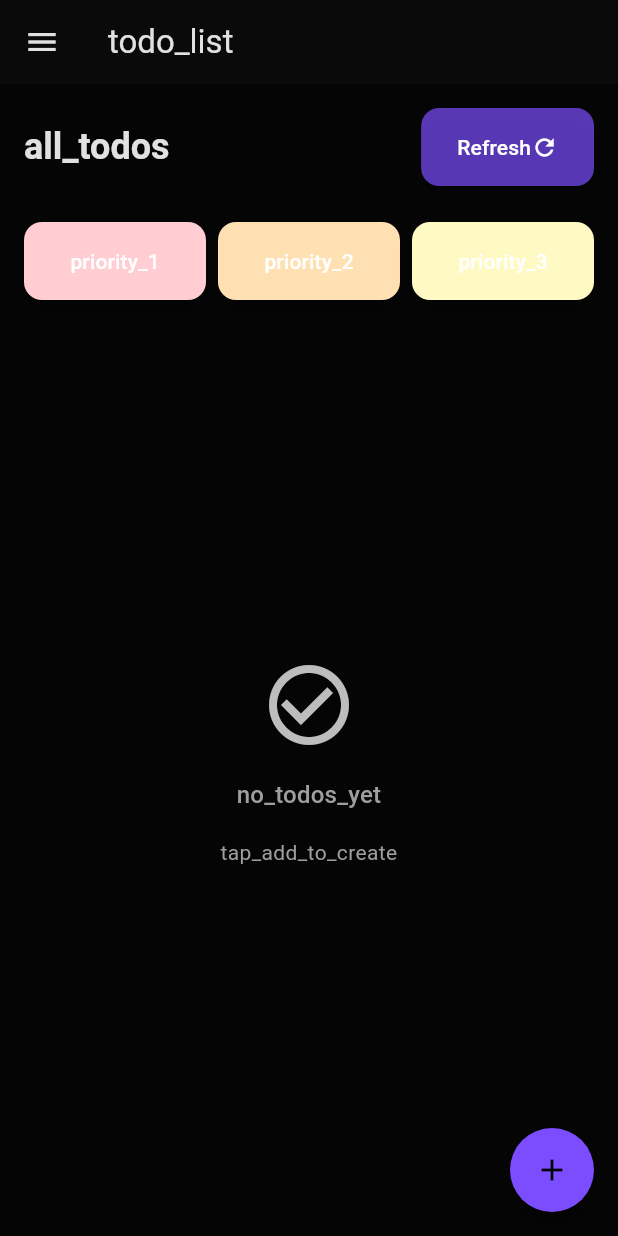
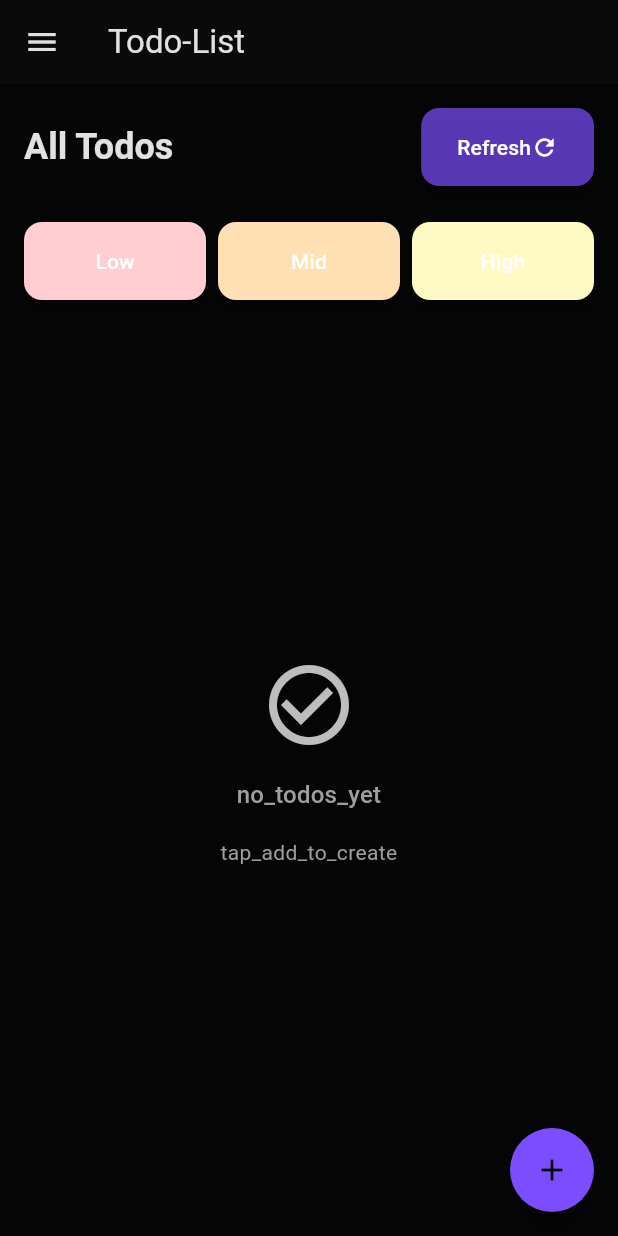
Before and after one commit to Moaz7x/zenlearn, a Flutter app: the TodoListPage screen opened by its route, on a phone screen of 412 x 824 dp. Run offline on Flutter 3.47's test engine with Material 3 defaults, Android fonts, the phone set to English and light mode, and no system bars; our stand-ins replace bloc, device_info_plus, equatable, flutter_bloc, flutter_local_notifications, flutter_timezone and 9 more; missing offline and left inert: pdf_render, screen_brightness, volume_controller; accounts and stored records are empty; generated files the repository leaves out were written again; project files that could hold a hidden picture were left out.

Commit message:
improved localizations

```diff
--- a/lib/core/localization/translations/ar.dart
+++ b/lib/core/localization/translations/ar.dart
@@ -33,13 +33,20 @@ const Map<String, String> arTranslations = {
 
   // Todo
   'todo': 'المهام',
-  'new_task': 'مهمة جديدة',
+  'add_new_todo': 'مهمة جديدة',
   'task_title': 'عنوان المهمة',
   'task_description': 'الوصف',
   'due_date': 'تاريخ الاستحقاق',
   'priority': 'الأولوية',
   'completed': 'مكتملة',
   'incomplete': 'غير مكتملة',
+  'todo_list': 'قائمة المهام',
+  'all_todos': 'جميع المهام',
+  'completed_todos': 'المهام المكتملة',
+  'due_dated_todos': 'المهام المستقبلية',
+  'priority_1': 'ضعيف',
+  'priority_2': 'متوسط',
+  'priority_3': 'ضروري',
 
   // Flashcards
   'flashcard_front': 'الوجه الأمامي',
--- a/lib/core/localization/translations/en.dart
+++ b/lib/core/localization/translations/en.dart
@@ -33,13 +33,20 @@ const Map<String, String> enTranslations = {
 
   // Todo
   'todo': 'To-Do',
-  'new_task': 'New Task',
+  'add_new_todo': 'New Todo',
   'task_title': 'Task Title',
   'task_description': 'Description',
   'due_date': 'Due Date',
   'priority': 'Priority',
   'completed': 'Completed',
   'incomplete': 'Incomplete',
+  'todo_list': 'Todo-List',
+  'all_todos': 'All Todos',
+  'completed_todos': 'Completed Todos',
+  'due_dated_todos': 'Due Dated Todos',
+  'priority_1': 'Low',
+  'priority_2': 'Mid',
+  'priority_3': 'High',
 
   // Flashcards
   'flashcard_front': 'Front',
```
